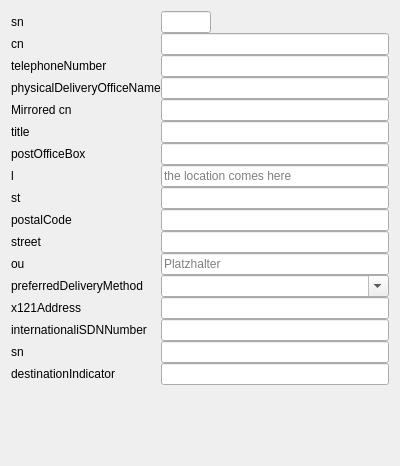
Old version of the form source/test.ui in the repository gonicus/gosa.
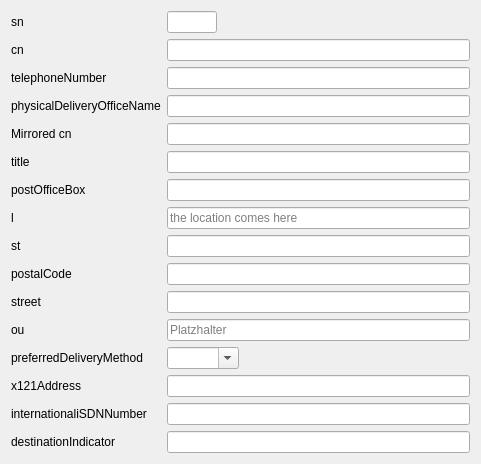
New version of the form.

Patch:
```diff
--- a/source/test.ui
+++ b/source/test.ui
@@ -6,28 +6,16 @@
    <rect>
     <x>0</x>
     <y>0</y>
-    <width>400</width>
-    <height>466</height>
+    <width>481</width>
+    <height>440</height>
    </rect>
   </property>
   <property name="windowTitle">
    <string>organizationalPerson</string>
   </property>
   <layout class="QGridLayout" name="gridLayout">
-   <property name="spacing">
-    <number>0</number>
-   </property>
    <item row="0" column="0">
     <layout class="QFormLayout" name="formLayout">
-     <property name="labelAlignment">
-      <set>Qt::AlignLeading|Qt::AlignLeft|Qt::AlignVCenter</set>
-     </property>
-     <property name="horizontalSpacing">
-      <number>-1</number>
-     </property>
-     <property name="verticalSpacing">
-      <number>-1</number>
-     </property>
      <item row="0" column="0">
       <widget class="QLabel" name="snLabel">
        <property name="text">
@@ -193,11 +181,28 @@
       </widget>
      </item>
      <item row="12" column="1">
-      <widget class="QComboBox" name="preferredDeliveryMethodEdit">
-       <property name="editable">
-        <bool>true</bool>
-       </property>
-      </widget>
+      <layout class="QHBoxLayout" name="horizontalLayout_2">
+       <item>
+        <widget class="QComboBox" name="preferredDeliveryMethodEdit">
+         <property name="editable">
+          <bool>true</bool>
+         </property>
+        </widget>
+       </item>
+       <item>
+        <spacer name="horizontalSpacer">
+         <property name="orientation">
+          <enum>Qt::Horizontal</enum>
+         </property>
+         <property name="sizeHint" stdset="0">
+          <size>
+           <width>40</width>
+           <height>20</height>
+          </size>
+         </property>
+        </spacer>
+       </item>
+      </layout>
      </item>
      <item row="13" column="0">
       <widget class="QLabel" name="x121AddressLabel">
@@ -220,23 +225,13 @@
       <widget class="QLineEdit" name="internationaliSDNNumberEdit"/>
      </item>
      <item row="15" column="0">
-      <widget class="QLabel" name="snLabel">
-       <property name="text">
-        <string>sn</string>
-       </property>
-      </widget>
-     </item>
-     <item row="15" column="1">
-      <widget class="QLineEdit" name="snEdit"/>
-     </item>
-     <item row="16" column="0">
       <widget class="QLabel" name="destinationIndicatorLabel">
        <property name="text">
         <string>destinationIndicator</string>
        </property>
       </widget>
      </item>
-     <item row="16" column="1">
+     <item row="15" column="1">
       <widget class="QLineEdit" name="destinationIndicatorEdit"/>
      </item>
     </layout>
```
